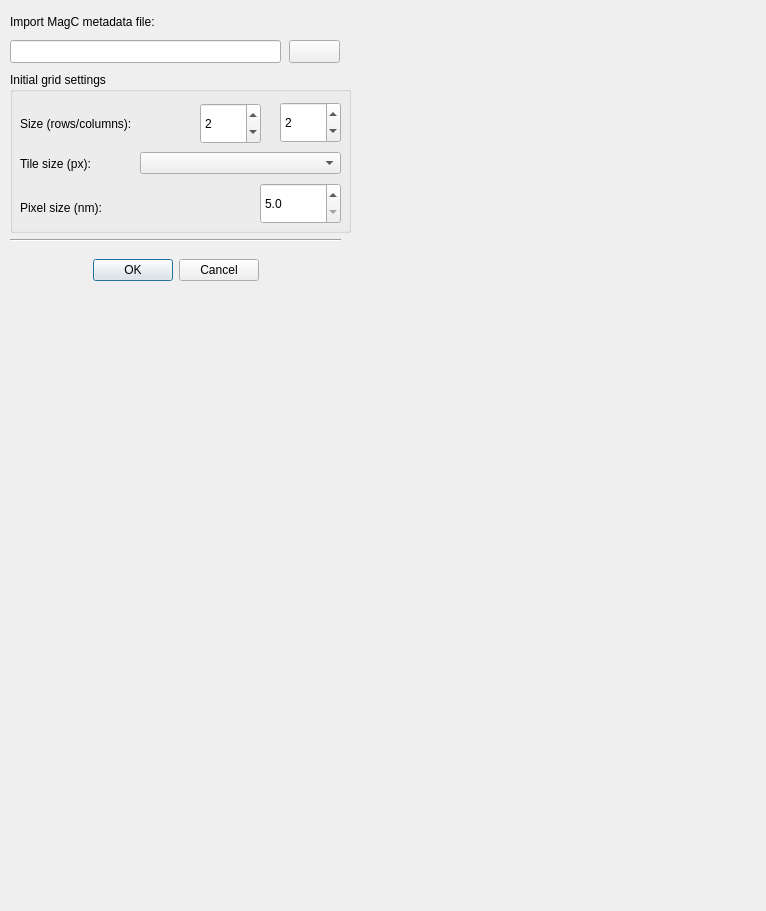
Before: the Qt Designer form gui/import_magc_metadata_dlg.ui in SBEMimage/SBEMimage, drawn with Qt 5.
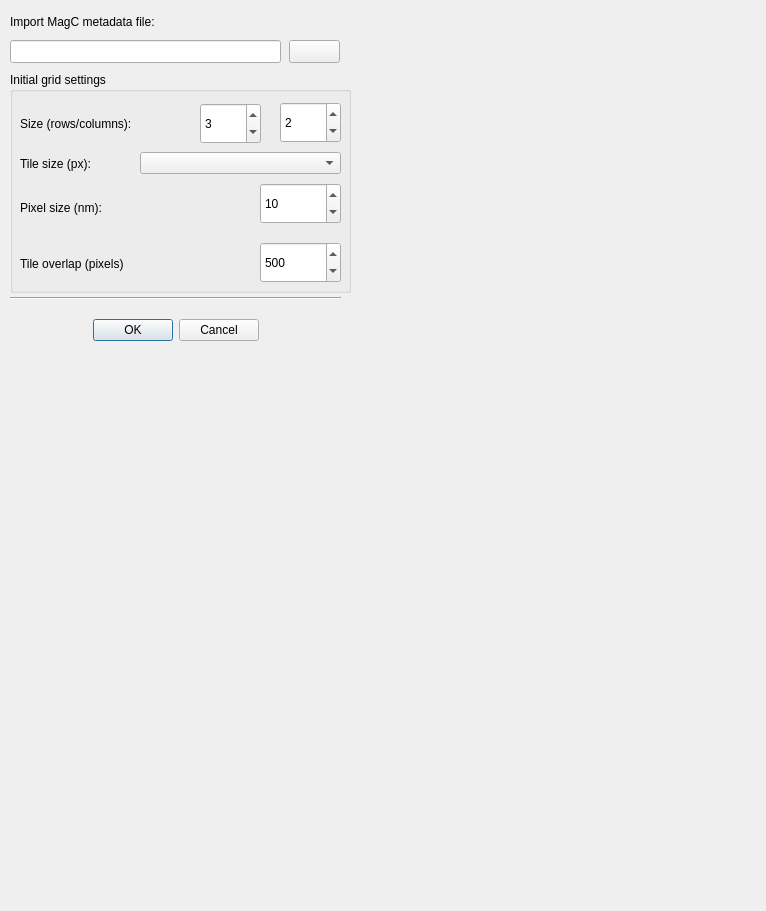
After: the same form once the commit is applied.

Commit message: magc: forgot ui update for overlap in magc import

Diff of the .ui file:
```diff
--- a/gui/import_magc_metadata_dlg.ui
+++ b/gui/import_magc_metadata_dlg.ui
@@ -29,7 +29,7 @@
    <property name="geometry">
     <rect>
      <x>10</x>
-     <y>232</y>
+     <y>290</y>
      <width>331</width>
      <height>16</height>
     </rect>
@@ -80,7 +80,7 @@
      <x>10</x>
      <y>72</y>
      <width>341</width>
-     <height>161</height>
+     <height>221</height>
     </rect>
    </property>
    <property name="layoutDirection">
@@ -157,7 +157,7 @@
      <number>1</number>
     </property>
     <property name="value">
-     <number>2</number>
+     <number>3</number>
     </property>
    </widget>
    <widget class="QDoubleSpinBox" name="doubleSpinBox_pixelSize">
@@ -170,16 +170,16 @@
      </rect>
     </property>
     <property name="decimals">
-     <number>1</number>
+     <number>0</number>
     </property>
     <property name="minimum">
-     <double>5.000000000000000</double>
+     <double>4.000000000000000</double>
     </property>
     <property name="maximum">
      <double>1000.000000000000000</double>
     </property>
     <property name="value">
-     <double>5.000000000000000</double>
+     <double>10.000000000000000</double>
     </property>
    </widget>
    <widget class="QLabel" name="label_7">
@@ -195,12 +195,50 @@
      <string>Pixel size (nm):</string>
     </property>
    </widget>
+   <widget class="QLabel" name="label_9">
+    <property name="geometry">
+     <rect>
+      <x>10</x>
+      <y>180</y>
+      <width>127</width>
+      <height>23</height>
+     </rect>
+    </property>
+    <property name="text">
+     <string>Tile overlap (pixels)</string>
+    </property>
+   </widget>
+   <widget class="QDoubleSpinBox" name="doubleSpinBox_tileOverlap">
+    <property name="geometry">
+     <rect>
+      <x>250</x>
+      <y>170</y>
+      <width>81</width>
+      <height>41</height>
+     </rect>
+    </property>
+    <property name="decimals">
+     <number>0</number>
+    </property>
+    <property name="minimum">
+     <double>5.000000000000000</double>
+    </property>
+    <property name="maximum">
+     <double>5000.000000000000000</double>
+    </property>
+    <property name="singleStep">
+     <double>100.000000000000000</double>
+    </property>
+    <property name="value">
+     <double>500.000000000000000</double>
+    </property>
+   </widget>
   </widget>
   <widget class="QDialogButtonBox" name="pushButton_import">
    <property name="geometry">
     <rect>
      <x>10</x>
-     <y>240</y>
+     <y>300</y>
      <width>331</width>
      <height>61</height>
     </rect>
```
